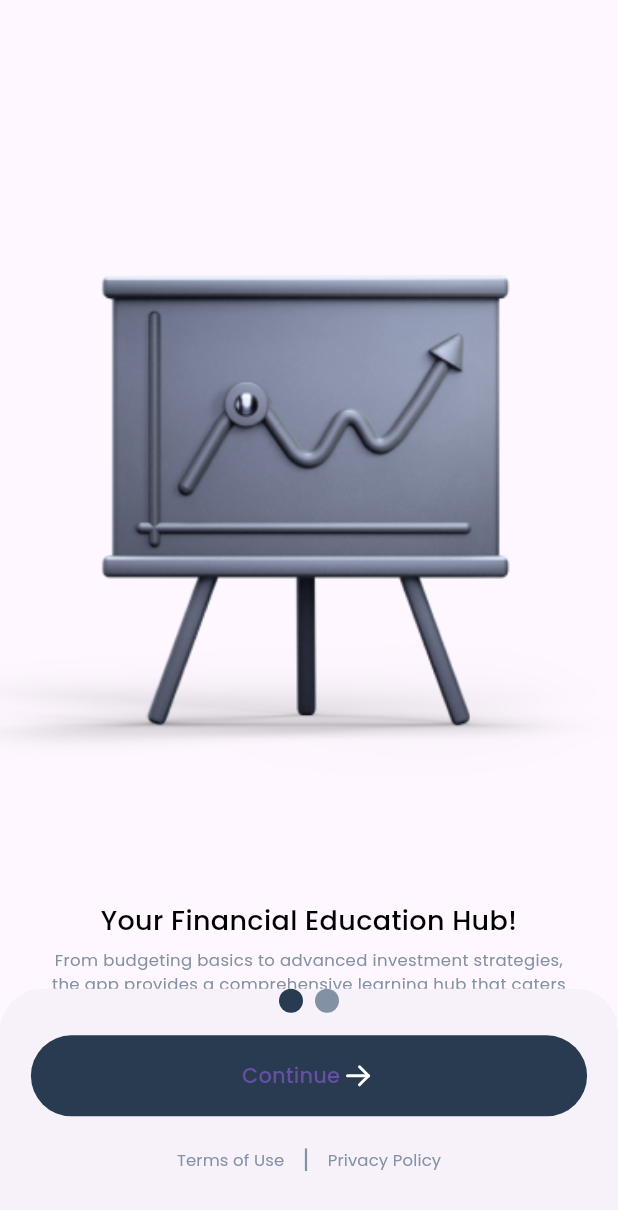
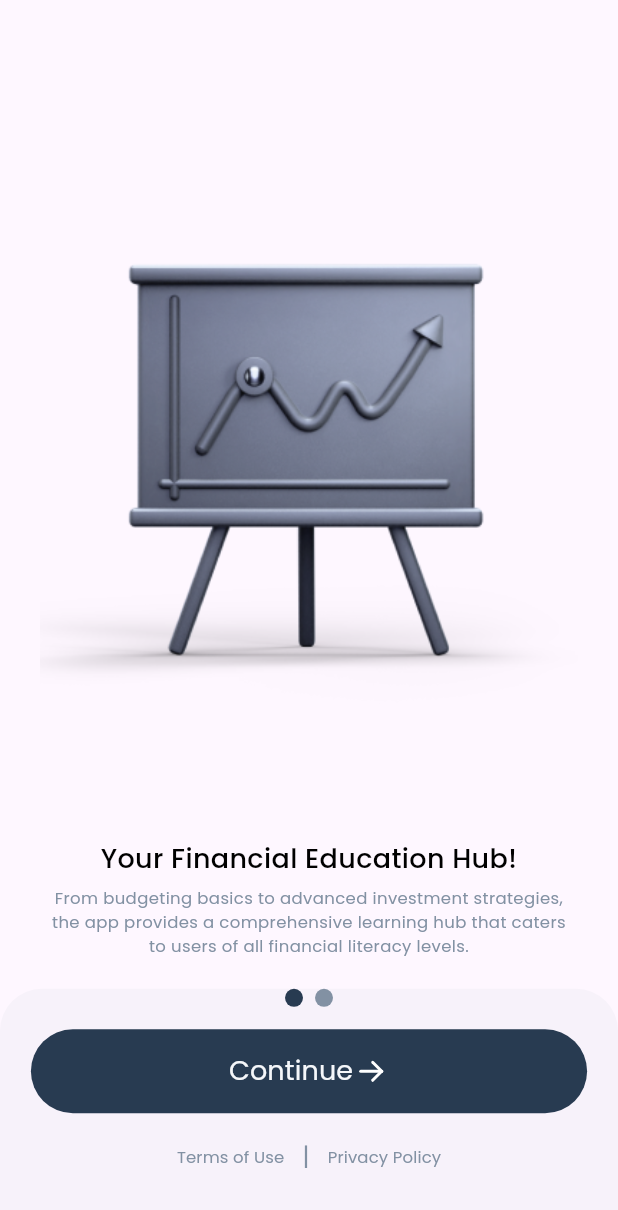
Before and after one commit to glshnkv/financial_helper_app, a Flutter app: the screen it shows after launch, on a phone screen of 412 x 824 dp. Shown: the top 1210 px of the screen. Run offline on Flutter 3.47's test engine with Material 3 defaults, Android fonts, the phone set to English and light mode, and no system bars; drawn by our look-alikes of smooth_page_indicator; our stand-ins replace auto_route, bloc, flutter_bloc, flutter_svg, get_it, percent_indicator.

Commit message:
fix layout bugs

```diff
--- a/lib/screens/news/news_info/widgets/next_button_widget.dart
+++ b/lib/screens/news/news_info/widgets/next_button_widget.dart
@@ -20,6 +20,7 @@ class NextButtonWidget extends StatelessWidget {
             SizedBox(
               width: MediaQuery.of(context).size.height * 0.15,
               child: Column(
+                crossAxisAlignment: CrossAxisAlignment.end,
                 mainAxisAlignment: MainAxisAlignment.spaceBetween,
                 children: [
                   Align(
--- a/lib/screens/news/news_info/widgets/previous_button_widget.dart
+++ b/lib/screens/news/news_info/widgets/previous_button_widget.dart
@@ -21,6 +21,7 @@ class PreviousButtonWidget extends StatelessWidget {
             SizedBox(
               width: MediaQuery.of(context).size.height * 0.15,
               child: Column(
+                crossAxisAlignment: CrossAxisAlignment.start,
                 mainAxisAlignment: MainAxisAlignment.spaceBetween,
                 children: [
                   Align(
--- a/lib/screens/onboarding/onboarding_screen.dart
+++ b/lib/screens/onboarding/onboarding_screen.dart
@@ -55,6 +55,8 @@ class _OnboardingScreenState extends State<OnboardingScreen> {
         ),
       ),
       bottomSheet: Container(
+        color: Colors.transparent,
+        width: double.infinity,
         height: MediaQuery.of(context).size.height * 0.2,
         child: Column(
           children: [
@@ -64,6 +66,8 @@ class _OnboardingScreenState extends State<OnboardingScreen> {
               effect: WormEffect(
                 activeDotColor: AppColors.blue,
                 dotColor: AppColors.grey,
+                dotHeight: 12,
+                dotWidth: 12,
               ),
             ),
             SizedBox(height: 15),
@@ -73,7 +77,10 @@ class _OnboardingScreenState extends State<OnboardingScreen> {
                       content: Row(
                         mainAxisAlignment: MainAxisAlignment.center,
                         children: [
-                          Text('Continue'),
+                          Text('Continue', style: TextStyle(
+                              color: AppColors.white,
+                              fontSize: 18,
+                              fontWeight: FontWeight.w400),),
                           SvgPicture.asset(
                               'assets/images/icons/arrow-right.svg'),
                         ],
@@ -86,7 +93,10 @@ class _OnboardingScreenState extends State<OnboardingScreen> {
                       content: Row(
                         mainAxisAlignment: MainAxisAlignment.center,
                         children: [
-                          Text('Continue'),
+                          Text('Continue', style: TextStyle(
+                              color: AppColors.white,
+                              fontSize: 18,
+                              fontWeight: FontWeight.w400),),
                           SvgPicture.asset(
                               'assets/images/icons/arrow-right.svg'),
                         ],
--- a/lib/screens/onboarding/widget/onboarding_page_widget.dart
+++ b/lib/screens/onboarding/widget/onboarding_page_widget.dart
@@ -20,15 +20,20 @@ class _OnboardingPageWidgetState extends State<OnboardingPageWidget> {
   @override
   Widget build(BuildContext context) {
     return Container(
+      alignment: Alignment.topCenter,
       width: double.infinity,
       child: Column(
+        mainAxisAlignment: MainAxisAlignment.spaceEvenly,
         children: [
-          Image.asset(
-            widget.urlImage,
-            fit: BoxFit.cover,
-            width: double.infinity,
+          SizedBox(
+            child: Image.asset(
+              height: MediaQuery.of(context).size.height * 0.6,
+              widget.urlImage,
+              fit: BoxFit.cover,
+            ),
           ),
           Container(
+            height: MediaQuery.of(context).size.height * 0.2,
             padding: EdgeInsets.all(33),
             child: Center(
               child: Column(
@@ -50,10 +55,12 @@ class _OnboardingPageWidgetState extends State<OnboardingPageWidget> {
                         fontSize: 11,
                         fontWeight: FontWeight.w400),
                   ),
+                  SizedBox(height: 20),
                 ],
               ),
             ),
           ),
+          SizedBox(height: 20),
         ],
       ),
     );
```
Also changed, not shown: lib/screens/news/news_list/widgets/news_tile_widget.dart (+5 -3 lines), lib/screens/statistics/statistics_screen.dart (+5 -15 lines), assets/images/courses/course-1.png, assets/images/courses/course-10.png, assets/images/courses/course-2.png, assets/images/courses/course-3.png, assets/images/courses/course-4.png, assets/images/courses/course-5.png, assets/images/courses/course-6.png, assets/images/courses/course-7.png, assets/images/courses/course-8.png, assets/images/courses/course-9.png.
